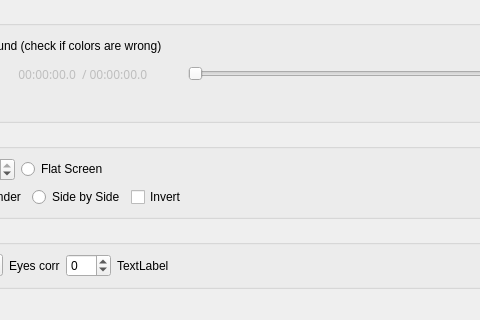
Before: the Qt Designer form src/mainwindow.ui in evgenykislov/psvr_player, drawn with Qt 5; both pictures show x 217 to 697 and y 435 to 755 of the 817 by 755 pixel window.
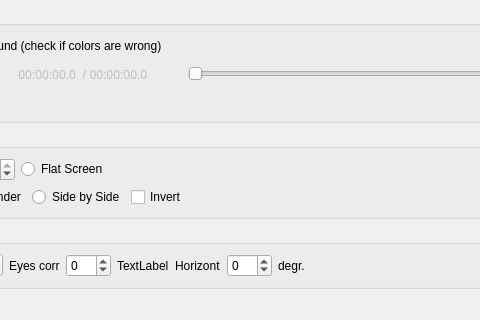
After: the same form once the commit is applied.

Commit message: Adds horizont level feature.

```diff
--- a/src/mainwindow.ui
+++ b/src/mainwindow.ui
@@ -490,6 +490,30 @@
            </property>
           </widget>
          </item>
+         <item>
+          <widget class="QLabel" name="label_6">
+           <property name="text">
+            <string>Horizont</string>
+           </property>
+          </widget>
+         </item>
+         <item>
+          <widget class="QSpinBox" name="HorizontSpinBox">
+           <property name="minimum">
+            <number>-50</number>
+           </property>
+           <property name="maximum">
+            <number>20</number>
+           </property>
+          </widget>
+         </item>
+         <item>
+          <widget class="QLabel" name="label_7">
+           <property name="text">
+            <string>degr.</string>
+           </property>
+          </widget>
+         </item>
          <item>
           <spacer name="horizontalSpacer_3">
            <property name="orientation">
```
Left out of the diff: 17 changed lines with no effect on the pictures. The commit also changes 4 other files.
